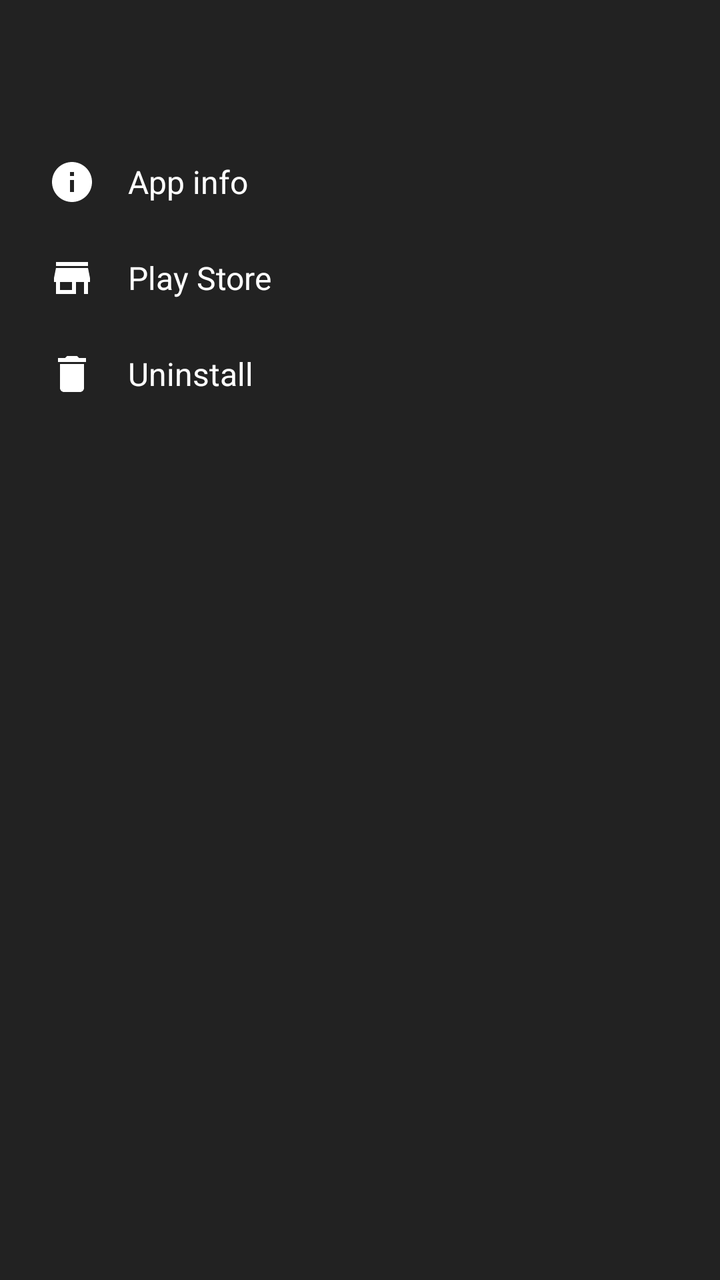
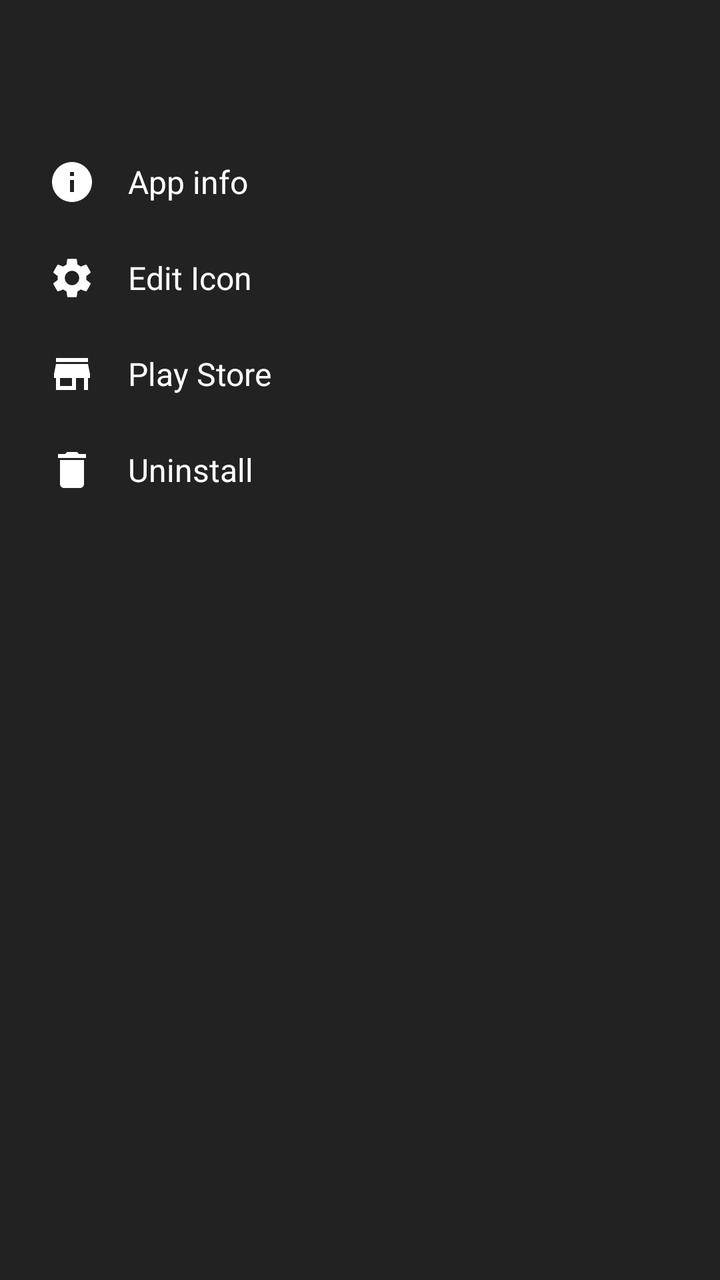

The first picture is an Android layout as it rendered before a commit; the second is the same layout after the commit. The layout source and the unified diff follow.
<!-- AndroidManifest.xml: application theme Theme.Avox -->
<!-- res/layout/sheet_app_actions.xml -->
<?xml version="1.0" encoding="utf-8"?>
<LinearLayout xmlns:android="http://schemas.android.com/apk/res/android"
    android:layout_width="match_parent"
    android:layout_height="wrap_content"
    android:orientation="vertical"
    android:background="#FF222222"
    android:padding="20dp">

    <TextView
        android:id="@+id/sheetAppName"
        android:layout_width="match_parent"
        android:layout_height="wrap_content"
        android:textSize="20sp"
        android:textStyle="bold"
        android:textColor="@android:color/white"
        android:drawablePadding="12dp"
        android:layout_marginBottom="20dp" />

    <LinearLayout
        android:id="@+id/actionAppInfo"
        android:layout_width="match_parent"
        android:layout_height="48dp"
        android:gravity="center_vertical"
        android:orientation="horizontal"
        android:paddingHorizontal="4dp">

        <ImageView
            android:layout_width="24dp"
            android:layout_height="24dp"
            android:layout_marginEnd="16dp"
            android:src="@drawable/ic_info"
            android:contentDescription="@null" />

        <TextView
            android:layout_width="wrap_content"
            android:layout_height="wrap_content"
            android:text="@string/action_app_info"
            android:textColor="@android:color/white"
            android:textSize="16sp" />
    </LinearLayout>

    <LinearLayout
        android:id="@+id/actionPlayStore"
        android:layout_width="match_parent"
        android:layout_height="48dp"
        android:gravity="center_vertical"
        android:orientation="horizontal"
        android:paddingHorizontal="4dp">

        <ImageView
            android:layout_width="24dp"
            android:layout_height="24dp"
            android:layout_marginEnd="16dp"
            android:src="@drawable/ic_store"
            android:contentDescription="@null" />

        <TextView
            android:layout_width="wrap_content"
            android:layout_height="wrap_content"
            android:text="@string/action_play_store"
            android:textColor="@android:color/white"
            android:textSize="16sp" />
    </LinearLayout>

    <LinearLayout
        android:id="@+id/actionUninstall"
        android:layout_width="match_parent"
        android:layout_height="48dp"
        android:gravity="center_vertical"
        android:orientation="horizontal"
        android:paddingHorizontal="4dp">

        <ImageView
            android:layout_width="24dp"
            android:layout_height="24dp"
            android:layout_marginEnd="16dp"
            android:src="@drawable/ic_delete"
            android:contentDescription="@null" />

        <TextView
            android:layout_width="wrap_content"
            android:layout_height="wrap_content"
            android:text="@string/action_uninstall"
            android:textColor="@android:color/white"
            android:textSize="16sp" />
    </LinearLayout>

    <LinearLayout
        android:id="@+id/shortcutsContainer"
        android:layout_width="match_parent"
        android:layout_height="wrap_content"
        android:orientation="vertical"
        android:layout_marginTop="8dp" />

</LinearLayout>
<!-- resources referenced by this layout -->
<resources>
  <!-- drawable ic_delete (drawable) -->
  <?xml version="1.0" encoding="utf-8"?>
  <vector xmlns:android="http://schemas.android.com/apk/res/android"
      android:width="24dp"
      android:height="24dp"
      android:viewportWidth="24"
      android:viewportHeight="24">
      <path
          android:fillColor="#FFFFFF"
          android:pathData="M6,19c0,1.1 0.9,2 2,2h8c1.1,0 2,-0.9 2,-2V7H6v12zM19,4h-3.5l-1,-1h-5l-1,1H5v2h14V4z" />
  </vector>
  <!-- drawable ic_info (drawable) -->
  <?xml version="1.0" encoding="utf-8"?>
  <vector xmlns:android="http://schemas.android.com/apk/res/android"
      android:width="24dp"
      android:height="24dp"
      android:viewportWidth="24"
      android:viewportHeight="24">
      <path
          android:fillColor="#FFFFFF"
          android:pathData="M12,2C6.48,2 2,6.48 2,12s4.48,10 10,10 10,-4.48 10,-10S17.52,2 12,2zM13,17h-2v-6h2v6zM13,9h-2V7h2v2z" />
  </vector>
  <!-- drawable ic_store (drawable) -->
  <?xml version="1.0" encoding="utf-8"?>
  <vector xmlns:android="http://schemas.android.com/apk/res/android"
      android:width="24dp"
      android:height="24dp"
      android:viewportWidth="24"
      android:viewportHeight="24">
      <path
          android:fillColor="#FFFFFF"
          android:pathData="M20,4H4v2h16V4zM21,14v-2l-1,-5H4l-1,5v2h1v6h10v-6h4v6h2v-6h1zM12,18H6v-4h6v4z" />
  </vector>
  <string name="action_app_info">App info</string>
  <string name="action_play_store">Play Store</string>
  <string name="action_uninstall">Uninstall</string>
  <style name="Theme.Avox" parent="Theme.AppCompat.NoActionBar">
          <item name="android:windowBackground">@android:color/transparent</item>
          <item name="android:windowShowWallpaper">true</item>
          <item name="android:windowIsTranslucent">true</item>
      </style>
</resources>

<!-- the commit's change to res/layout/sheet_app_actions.xml (unified diff, before → after) -->
@@ -35,6 +35,29 @@
             android:layout_width="wrap_content"
             android:layout_height="wrap_content"
             android:text="@string/action_app_info"
+            android:textColor="@android:color/white"
+            android:textSize="16sp" />
+    </LinearLayout>
+
+    <LinearLayout
+        android:id="@+id/actionEditIcon"
+        android:layout_width="match_parent"
+        android:layout_height="48dp"
+        android:gravity="center_vertical"
+        android:orientation="horizontal"
+        android:paddingHorizontal="4dp">
+
+        <ImageView
+            android:layout_width="24dp"
+            android:layout_height="24dp"
+            android:layout_marginEnd="16dp"
+            android:src="@drawable/ic_settings"
+            android:contentDescription="@null" />
+
+        <TextView
+            android:layout_width="wrap_content"
+            android:layout_height="wrap_content"
+            android:text="@string/action_edit_icon"
             android:textColor="@android:color/white"
             android:textSize="16sp" />
     </LinearLayout>
<!-- resource entries referenced after the edit -->
@@ -22,6 +22,17 @@
           android:fillColor="#FFFFFF"
           android:pathData="M12,2C6.48,2 2,6.48 2,12s4.48,10 10,10 10,-4.48 10,-10S17.52,2 12,2zM13,17h-2v-6h2v6zM13,9h-2V7h2v2z" />
   </vector>
+  <!-- drawable ic_settings (drawable) -->
+  <?xml version="1.0" encoding="utf-8"?>
+  <vector xmlns:android="http://schemas.android.com/apk/res/android"
+      android:width="24dp"
+      android:height="24dp"
+      android:viewportWidth="24"
+      android:viewportHeight="24">
+      <path
+          android:fillColor="#FFFFFF"
+          android:pathData="M19.14,12.94c0.04,-0.3 0.06,-0.61 0.06,-0.94c0,-0.32 -0.02,-0.64 -0.07,-0.94l2.03,-1.58c0.18,-0.14 0.23,-0.41 0.12,-0.61l-1.92,-3.32c-0.12,-0.22 -0.37,-0.29 -0.59,-0.22l-2.39,0.96c-0.5,-0.38 -1.03,-0.7 -1.62,-0.94L14.4,2.81c-0.04,-0.24 -0.24,-0.41 -0.48,-0.41h-3.84c-0.24,0 -0.43,0.17 -0.47,0.41L9.25,5.35C8.66,5.59 8.12,5.92 7.63,6.29L5.24,5.33c-0.22,-0.08 -0.47,0 -0.59,0.22L2.74,8.87C2.62,9.08 2.66,9.34 2.86,9.48l2.03,1.58C4.84,11.36 4.8,11.69 4.8,12s0.02,0.64 0.07,0.94l-2.03,1.58c-0.18,0.14 -0.23,0.41 -0.12,0.61l1.92,3.32c0.12,0.22 0.37,0.29 0.59,0.22l2.39,-0.96c0.5,0.38 1.03,0.7 1.62,0.94l0.36,2.54c0.05,0.24 0.24,0.41 0.48,0.41h3.84c0.24,0 0.44,-0.17 0.47,-0.41l0.36,-2.54c0.59,-0.24 1.13,-0.56 1.62,-0.94l2.39,0.96c0.22,0.08 0.47,0 0.59,-0.22l1.92,-3.32c0.12,-0.22 0.07,-0.47 -0.12,-0.61L19.14,12.94zM12,15.6c-1.98,0 -3.6,-1.62 -3.6,-3.6s1.62,-3.6 3.6,-3.6s3.6,1.62 3.6,3.6S13.98,15.6 12,15.6z" />
+  </vector>
   <!-- drawable ic_store (drawable) -->
   <?xml version="1.0" encoding="utf-8"?>
   <vector xmlns:android="http://schemas.android.com/apk/res/android"
@@ -34,6 +45,7 @@
           android:pathData="M20,4H4v2h16V4zM21,14v-2l-1,-5H4l-1,5v2h1v6h10v-6h4v6h2v-6h1zM12,18H6v-4h6v4z" />
   </vector>
   <string name="action_app_info">App info</string>
+  <string name="action_edit_icon">Edit Icon</string>
   <string name="action_play_store">Play Store</string>
   <string name="action_uninstall">Uninstall</string>
   <style name="Theme.Avox" parent="Theme.AppCompat.NoActionBar">
